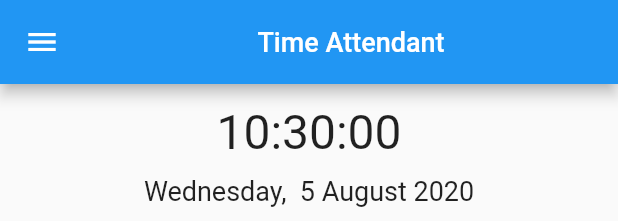
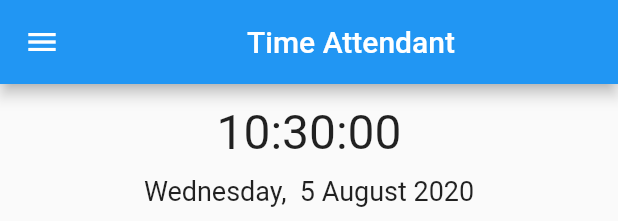
Before and after one commit to naamiicy/time-attendent, a Flutter app: the DrawerList widget shown alone on an empty page, opened directly, after a tap on "Time Attendant", on a phone screen of 412 x 824 dp. Shown: the top 221 px of the screen. Run offline on Flutter 3.47's test engine with Material 2 defaults, Android fonts, the phone set to English and light mode, and no system bars; our stand-ins replace geolocator, google_maps_flutter, table_calendar.

Commit message:
clean code find map location and set-target-not-null-show-wording

```diff
--- a/lib/screen/time-attendant-page.dart
+++ b/lib/screen/time-attendant-page.dart
@@ -24,12 +24,7 @@
   Widget build(BuildContext context) {
     return Scaffold(
       appBar: AppBar(
-        title: Center(
-          child: Text(
-            'Time Attendant',
-            style: TextStyle(fontSize: 18.0),
-          ),
-        ),
+        title: Center(child: Text('Time Attendant')),
       ),
       drawer: DrawerList(),
       body: Container(
--- a/lib/widget/auth.dart
+++ b/lib/widget/auth.dart
@@ -1,5 +1,4 @@
 import 'package:flutter/material.dart';
-import 'package:shared_preferences/shared_preferences.dart';
 
 class Auth extends StatefulWidget {
   Auth({Key key}) : super(key: key);
--- a/lib/widget/drawer-list.dart
+++ b/lib/widget/drawer-list.dart
@@ -54,8 +54,8 @@
           ),
         ),
         ListTile(
-          leading: Icon(Icons.access_time),
-          title: Text('Test Map'),
+          leading: Icon(Icons.location_on),
+          title: Text('Location'),
           trailing: Icon(Icons.chevron_right),
           onTap: () {
             Navigator.push(context,
--- a/pubspec.yaml
+++ b/pubspec.yaml
@@ -25,11 +25,10 @@
     sdk: flutter
   cupertino_icons: ^0.1.3
   flutter_launcher_icons: ^0.7.5
-  shared_preferences: ^0.4.2
+  # shared_preferences: ^0.4.2
   table_calendar: ^2.2.3
-  # google_maps_flutter: ^0.4.0
-  location: ^2.3.5
   google_maps_flutter:
+  geolocator: ^5.3.2+2
 
 flutter_icons:
   android: true
```
Also changed, not shown: lib/screen/map-location.dart (+77 -70 lines), pubspec.lock.
